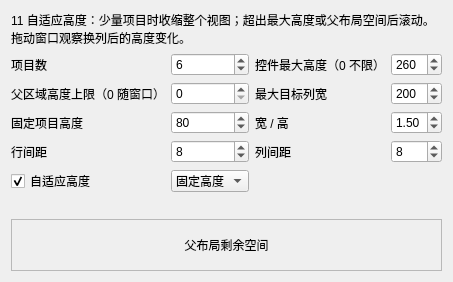
This is examples/flow_capabilities/11_auto_height/auto_height.ui in daonvshu/qt-virtual-item-views as Qt 5 draws it before an edit. The edited form follows.
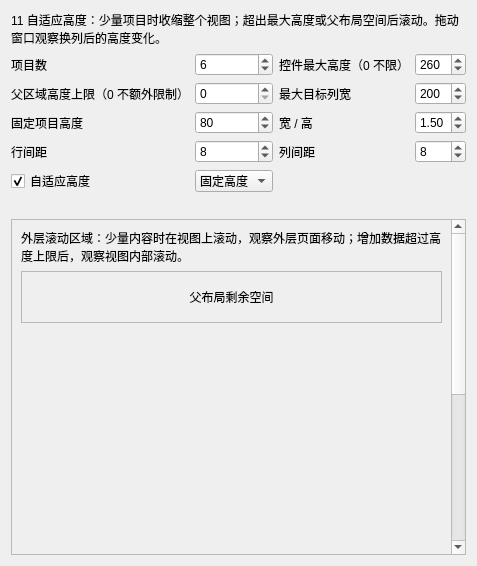
This is the edited form.

Commit message: fix: preserve nested auto-height and honor visible frame edges

Patch:
```diff
--- a/examples/flow_capabilities/11_auto_height/auto_height.ui
+++ b/examples/flow_capabilities/11_auto_height/auto_height.ui
@@ -2,7 +2,7 @@
 <ui version="4.0">
  <class>FlowAutoHeight</class>
  <widget class="QWidget" name="FlowAutoHeight">
-  <layout class="QVBoxLayout" name="pageLayout">
+  <layout class="QVBoxLayout" name="pageLayout" stretch="0,0,0,1">
    <item>
     <widget class="QLabel" name="description">
      <property name="text">
@@ -58,7 +58,7 @@
      <item row="1" column="0">
       <widget class="QLabel" name="parentLimitLabel">
        <property name="text">
-        <string>父区域高度上限（0 随窗口）</string>
+        <string>父区域高度上限（0 不额外限制）</string>
        </property>
       </widget>
      </item>
@@ -208,8 +208,18 @@
      </property>
     </widget>
    </item>
+   <item><widget class="QScrollArea" name="outerScrollArea">
+    <property name="widgetResizable"><bool>true</bool></property>
+    <property name="minimumSize"><size><width>0</width><height>160</height></size></property>
+    <widget class="QWidget" name="scrollContent">
+     <layout class="QVBoxLayout" name="outerContentLayout">
+      <item><widget class="QLabel" name="outerHint">
+       <property name="wordWrap"><bool>true</bool></property>
+       <property name="text"><string>外层滚动区域：少量内容时在视图上滚动，观察外层页面移动；增加数据超过高度上限后，观察视图内部滚动。</string></property>
+      </widget></item>
    <item>
     <widget class="QFrame" name="previewHost">
+       <property name="sizePolicy"><sizepolicy hsizetype="Expanding" vsizetype="Maximum"><horstretch>0</horstretch><verstretch>0</verstretch></sizepolicy></property>
      <property name="frameShape">
       <enum>QFrame::StyledPanel</enum>
      </property>
@@ -239,6 +249,11 @@
      </layout>
     </widget>
    </item>
+      <item><spacer name="outerSpacer"><property name="sizeType"><enum>QSizePolicy::MinimumExpanding</enum></property><property name="orientation"><enum>Qt::Vertical</enum></property><property name="sizeHint" stdset="0"><size><width>20</width><height>500</height></size></property></spacer></item>
+      <item><widget class="QLabel" name="outerBottom"><property name="text"><string>外层内容底部</string></property></widget></item>
+     </layout>
+    </widget>
+   </widget></item>
   </layout>
  </widget>
  <resources />
```
Lines whose indentation alone changed are shown as unchanged. The commit also changes 24 other files.
